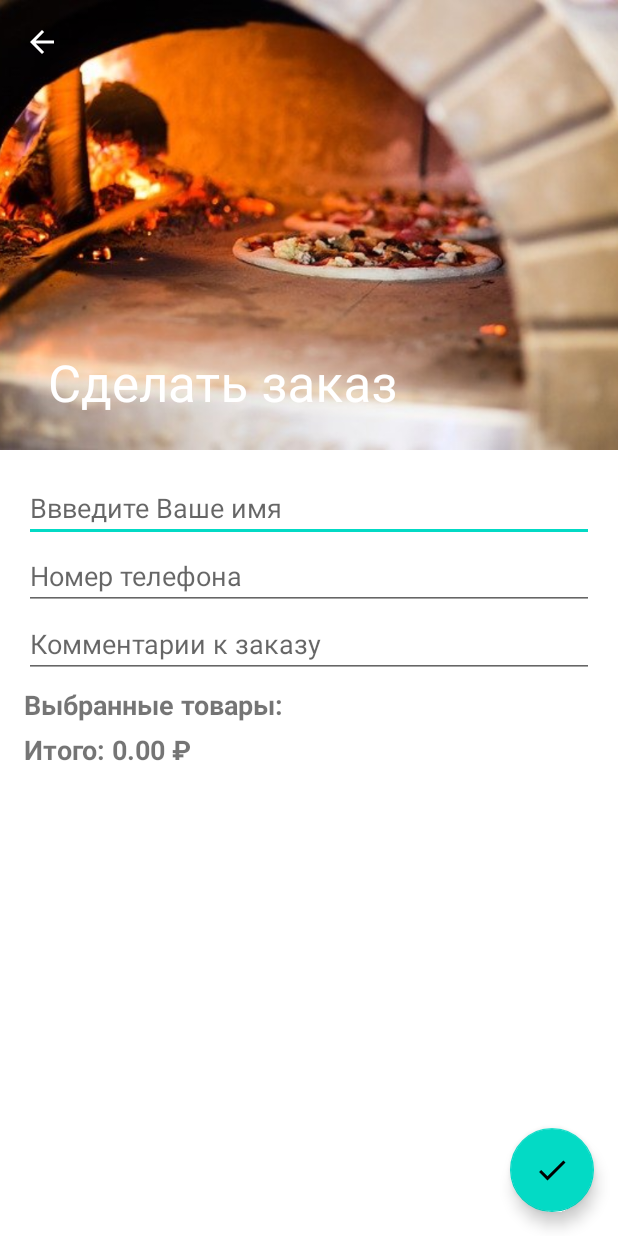
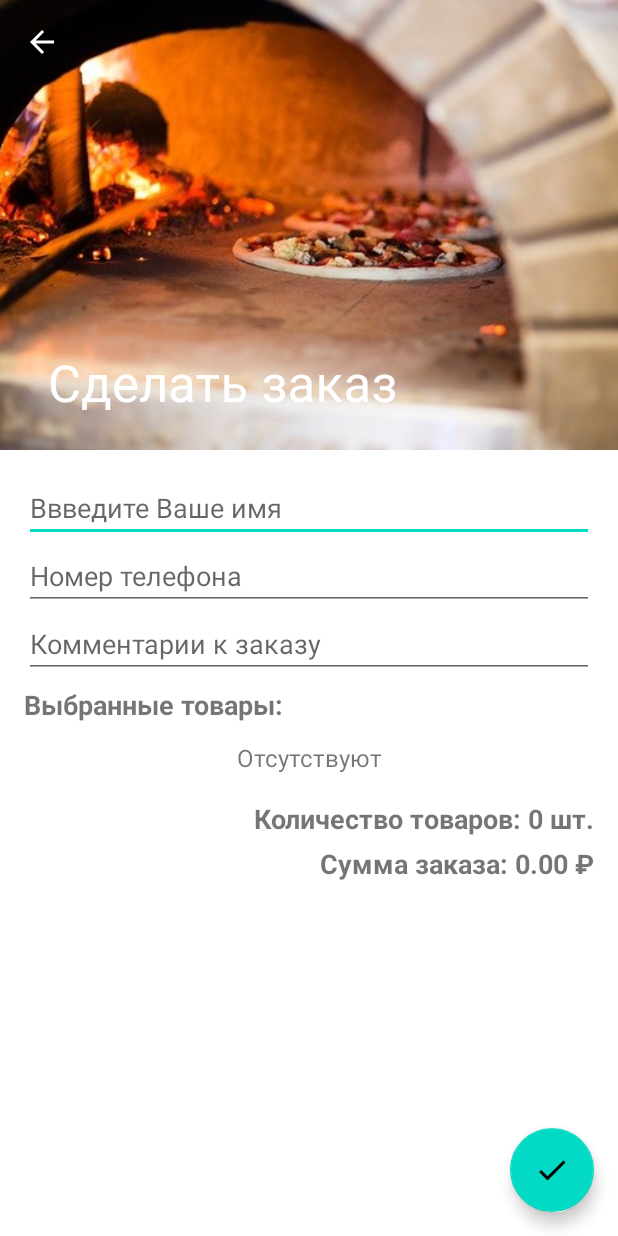
Before and after one commit to Ephemerayne/Nyx.PizzaApp, an Android app: the OrderActivity screen opened directly, with no data from a screen before it, on a phone screen of 412 x 824 dp. Run offline under Robolectric (Android 15) with nearby library versions, the phone set to English and light mode, and no system bars; our stand-ins replace Picasso, Room's generated code, RxJava, Shimmer; network calls fail; pictures from the network do not load.

Commit message:
fix (quantity of products) added product from ProductDetailActivity
textview no_selected_product instead cart product recycler view when it`s Empty

fix floating Button (added padding) on recycler view in OrderActivity

```diff
--- a/app/src/main/java/space/lala/nyxpizzaapp/ui/activitydetailproducts/ProductDetailActivity.java
+++ b/app/src/main/java/space/lala/nyxpizzaapp/ui/activitydetailproducts/ProductDetailActivity.java
@@ -99,6 +99,7 @@ public class ProductDetailActivity extends BaseActivity {
                     public void onSuccess(@NonNull Product product) {
                         transferProduct = product;
                         setAddProductButton(transferProduct);
+                        product.setQuantityOfSelectedProduct(1);
                     }
 
                     @Override
--- a/app/src/main/java/space/lala/nyxpizzaapp/ui/activityorder/OrderActivity.java
+++ b/app/src/main/java/space/lala/nyxpizzaapp/ui/activityorder/OrderActivity.java
@@ -3,6 +3,7 @@ package space.lala.nyxpizzaapp.ui.activityorder;
 import android.content.Intent;
 import android.os.Bundle;
 import android.text.InputType;
+import android.view.View;
 import android.view.inputmethod.EditorInfo;
 import android.widget.EditText;
 import android.widget.TextView;
@@ -30,7 +31,8 @@ public class OrderActivity extends AppCompatActivity implements CartProductListe
     private EditText phone;
     private EditText details;
     private TextView cartSum;
-    private Product product;
+    private TextView cartQuantity;
+    private TextView noSelectedProducts;
 
     @Override
     protected void onCreate(Bundle savedInstanceState) {
@@ -45,6 +47,8 @@ public class OrderActivity extends AppCompatActivity implements CartProductListe
         phone = findViewById(R.id.edit_phone);
         details = findViewById(R.id.edit_details);
         cartSum = findViewById(R.id.cart_product_sum);
+        cartQuantity = findViewById(R.id.cart_product_quantity);
+        noSelectedProducts = findViewById(R.id.text_no_selected_products);
 
         details.setImeOptions(EditorInfo.IME_ACTION_DONE);
         details.setRawInputType(InputType.TYPE_CLASS_TEXT);
@@ -58,8 +62,25 @@ public class OrderActivity extends AppCompatActivity implements CartProductListe
         viewModel = ViewModelProviders.of(this).get(OrderActivityViewModel.class);
         viewModel.getSelectedProducts().observe(this, cartProducts -> {
             adapter.setSelectedProducts(cartProducts);
-            cartSum.setText(getResources().getString(
-                    R.string.sum, PriceFormatter.format(viewModel.sumSelectedProductsPrices(cartProducts))));
+
+            if (adapter.getItemCount() != 0) {
+                noSelectedProducts.setVisibility(View.GONE);
+            } else {
+                noSelectedProducts.setVisibility(View.VISIBLE);
+            }
+
+            cartSum.setText(
+                    getString(
+                            R.string.sum,
+                            PriceFormatter.format(viewModel.sumSelectedProductsPrices(cartProducts))
+                    )
+            );
+            cartQuantity.setText(
+                    getString(
+                            R.string.quantity_products,
+                            viewModel.quantityOfSelectedProducts(cartProducts)
+                    )
+            );
         });
     }
 
--- a/app/src/main/java/space/lala/nyxpizzaapp/ui/activityorder/OrderActivityViewModel.java
+++ b/app/src/main/java/space/lala/nyxpizzaapp/ui/activityorder/OrderActivityViewModel.java
@@ -34,4 +34,9 @@ public class OrderActivityViewModel extends AndroidViewModel {
                 .mapToDouble(product -> product.getPrice() * product.getQuantityOfSelectedProduct())
                 .sum();
     }
+
+    public int quantityOfSelectedProducts (List<Product> cartProducts) {
+        return cartProducts.stream()
+                .mapToInt(Product::getQuantityOfSelectedProduct).sum();
+    }
 }
--- a/app/src/main/res/layout/activity_order.xml
+++ b/app/src/main/res/layout/activity_order.xml
@@ -68,7 +68,7 @@
 
 
             <TextView
-                android:id="@+id/text_select_products"
+                android:id="@+id/text_selected_products"
                 android:layout_width="match_parent"
                 android:layout_height="wrap_content"
                 android:layout_marginTop="5dp"
@@ -76,21 +76,42 @@
                 android:textSize="18sp"
                 android:textStyle="bold" />
 
+            <TextView
+                android:id="@+id/text_no_selected_products"
+                android:layout_width="match_parent"
+                android:layout_height="wrap_content"
+                android:layout_margin="12dp"
+                android:text="@string/Text_no_selected_products"
+                android:gravity="center"
+                android:visibility="gone"
+                android:textSize="16sp" />
+
             <androidx.recyclerview.widget.RecyclerView
                 android:id="@+id/cart_products_recycler"
                 android:layout_width="match_parent"
                 android:layout_height="wrap_content"
                 android:scrollbars="vertical"
-                tools:context=".ui.activityorder.OrderActivity"/>
+                tools:context=".ui.activityorder.OrderActivity" />
 
+            <TextView
+                android:id="@+id/cart_product_quantity"
+                android:layout_width="match_parent"
+                android:layout_height="wrap_content"
+                android:text="@string/quantity_products"
+                android:gravity="end"
+                android:layout_marginTop="5dp"
+                android:textSize="18sp"
+                android:textStyle="bold" />
             <TextView
                 android:id="@+id/cart_product_sum"
                 android:layout_width="match_parent"
                 android:layout_height="wrap_content"
                 android:text="@string/sum"
+                android:gravity="end"
                 android:layout_marginTop="5dp"
                 android:textSize="18sp"
-                android:textStyle="bold"/>
+                android:textStyle="bold"
+                android:paddingBottom="60dp"/>
         </LinearLayout>
     </androidx.core.widget.NestedScrollView>
 
--- a/app/src/main/res/values/strings.xml
+++ b/app/src/main/res/values/strings.xml
@@ -25,12 +25,14 @@
     <string name="add_order">Добавить к заказу</string>
     <string name="user_add_products">Выбранные товары</string>
     <string name="select_products">Выбранные товары:</string>
-    <string name="sum">Итого: %s ₽</string>
+    <string name="sum">Сумма заказа: %s ₽</string>
     <string name="button_remove_product">Убрать из заказа</string>
     <string name="button_add_product">Добавить к заказу</string>
     <string name="snackbar_add_product">Товар добавлен в корзину!</string>
     <string name="snackbar_remove_product">Товар удален из корзины!</string>
     <string name="added_on_checked_product">Добавлено!</string>
     <string name="order_phone_hint">Номер телефона</string>
+    <string name="quantity_products">Количество товаров: %d шт.</string>
+    <string name="Text_no_selected_products">Отсутствуют</string>
 
 </resources>
```
